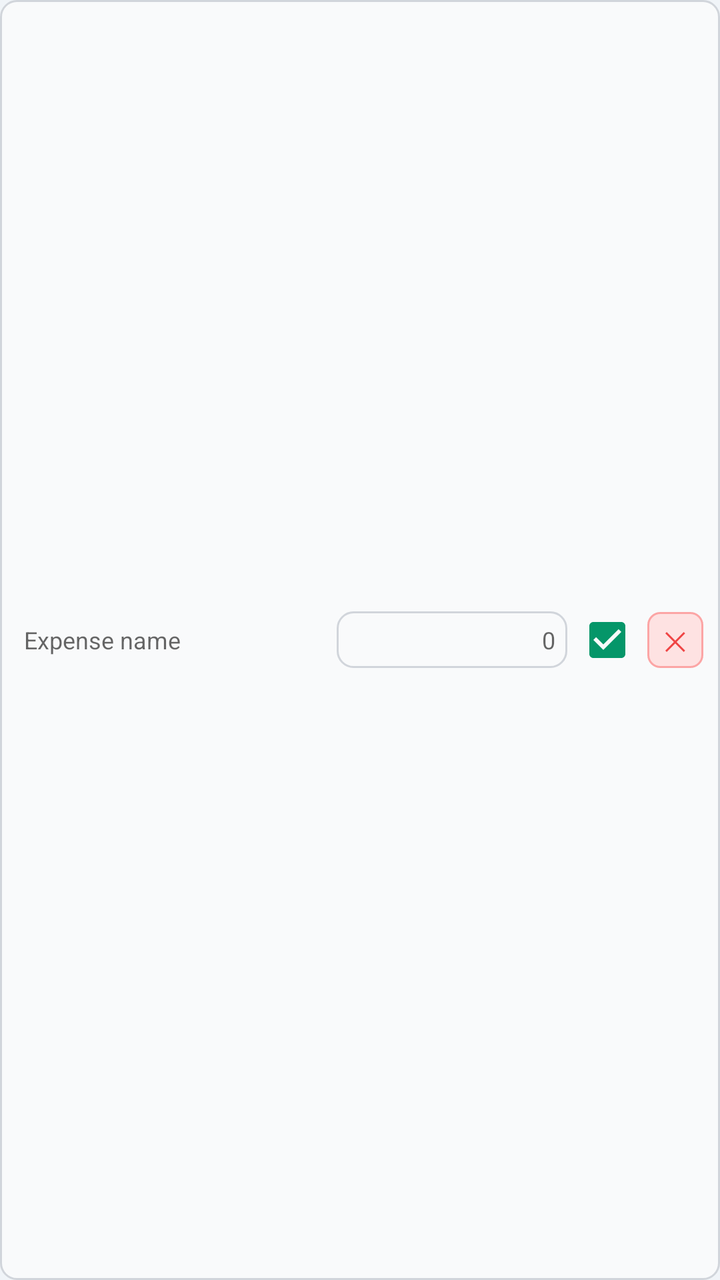
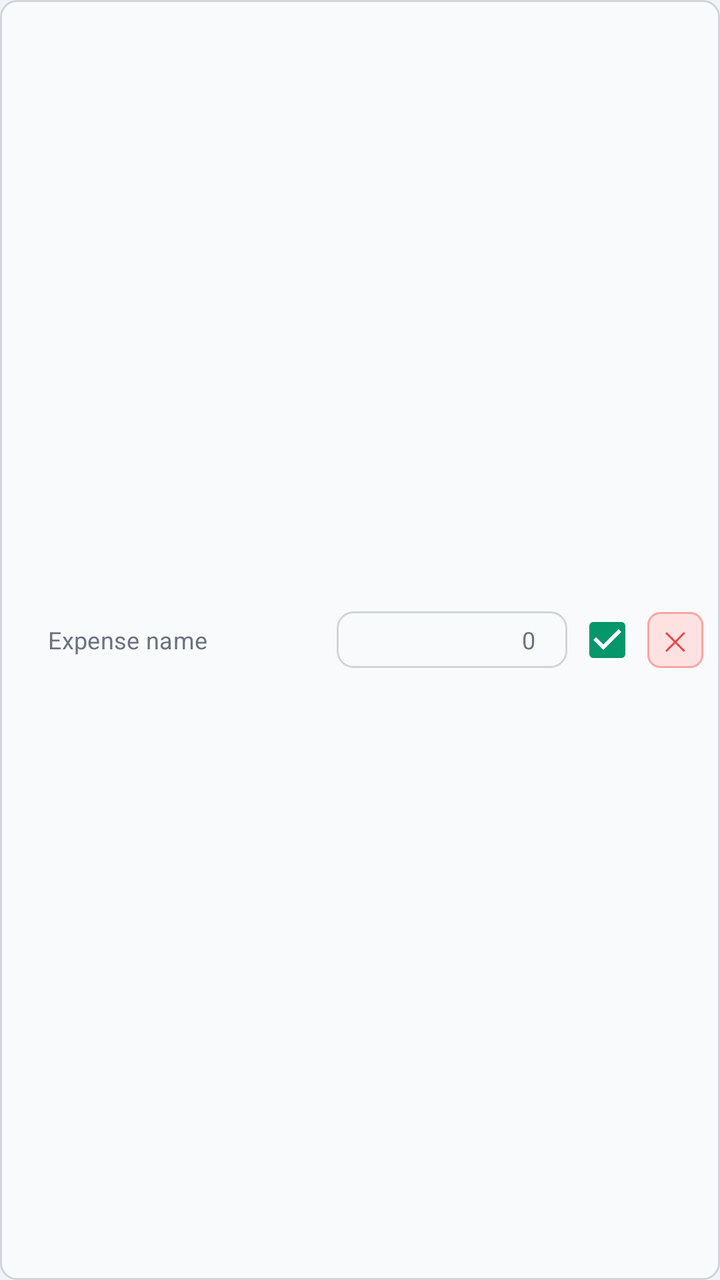

Screens rendered from an Android XML layout before and after an edit, with the pre-edit source and the edit as a unified diff.
<!-- AndroidManifest.xml: application theme Theme.RetirementPlanner -->
<!-- res/layout/expense_row_current.xml -->
<?xml version="1.0" encoding="utf-8"?>
<LinearLayout xmlns:android="http://schemas.android.com/apk/res/android"
    android:layout_width="match_parent"
    android:layout_height="wrap_content"
    android:orientation="horizontal"
    android:gravity="center_vertical"
    android:layout_marginBottom="6dp"
    android:background="@drawable/input_bg"
    android:padding="8dp">

    <EditText
        android:id="@+id/etExpenseName"
        android:saveEnabled="false"
        android:layout_width="0dp"
        android:layout_height="wrap_content"
        android:layout_weight="2.5"
        android:hint="Expense name"
        android:inputType="textCapSentences"
        android:background="@android:color/transparent"
        android:textSize="12sp"
        android:padding="4dp" />

    <EditText
        android:id="@+id/etExpenseAmount"
        android:saveEnabled="false"
        android:layout_width="0dp"
        android:layout_height="wrap_content"
        android:layout_weight="1.8"
        android:hint="0"
        android:inputType="numberDecimal"
        android:background="@drawable/input_bg"
        android:textSize="12sp"
        android:gravity="end"
        android:padding="6dp"
        android:layout_marginEnd="4dp" />

    <CheckBox
        android:id="@+id/cbAtRetirement"
        android:layout_width="32dp"
        android:layout_height="wrap_content"
        android:checked="true"
        android:gravity="center" />

    <TextView
        android:id="@+id/btnDeleteExpense"
        android:layout_width="28dp"
        android:layout_height="28dp"
        android:text="✕"
        android:textSize="13sp"
        android:textColor="#EF4444"
        android:gravity="center"
        android:background="@drawable/delete_btn_bg"
        android:layout_marginStart="4dp" />

</LinearLayout>
<!-- resources referenced by this layout -->
<resources>
  <!-- drawable delete_btn_bg (drawable) -->
  <?xml version="1.0" encoding="utf-8"?>
  <shape xmlns:android="http://schemas.android.com/apk/res/android"
      android:shape="rectangle">
      <solid android:color="#FEE2E2" />
      <stroke android:width="1dp" android:color="#FCA5A5" />
      <corners android:radius="6dp" />
  </shape>
  <!-- drawable input_bg (drawable) -->
  <?xml version="1.0" encoding="utf-8"?>
  <shape xmlns:android="http://schemas.android.com/apk/res/android" android:shape="rectangle">
      <solid android:color="@color/input_background" />
      <stroke android:width="1dp" android:color="@color/input_stroke" />
      <corners android:radius="8dp" />
  </shape>
  <style name="Theme.RetirementPlanner" parent="Theme.MaterialComponents.DayNight.NoActionBar">
          <item name="colorPrimary">#1E40AF</item>
          <item name="colorPrimaryVariant">#1E3A8A</item>
          <item name="colorOnPrimary">#FFFFFF</item>
          <item name="colorSecondary">#059669</item>
          <item name="colorOnSecondary">#FFFFFF</item>
          <item name="android:statusBarColor">#1E3A8A</item>
          <item name="android:windowBackground">@color/screen_background</item>
      </style>
  <color name="input_background">#F9FAFB</color>
  <color name="input_stroke">#D1D5DB</color>
  <color name="screen_background">#F0F4F8</color>
</resources>

<!-- the commit's change to res/layout/expense_row_current.xml (unified diff, before → after) -->
@@ -11,6 +11,8 @@
     <EditText
         android:id="@+id/etExpenseName"
         android:saveEnabled="false"
+        android:textColor="@color/text_primary"
+        android:textColorHint="@color/text_hint"
         android:layout_width="0dp"
         android:layout_height="wrap_content"
         android:layout_weight="2.5"
@@ -23,6 +25,8 @@
     <EditText
         android:id="@+id/etExpenseAmount"
         android:saveEnabled="false"
+        android:textColor="@color/text_primary"
+        android:textColorHint="@color/text_hint"
         android:layout_width="0dp"
         android:layout_height="wrap_content"
         android:layout_weight="1.8"
<!-- resource entries referenced after the edit -->
@@ -1,5 +1,7 @@
 <!-- resources referenced by this layout -->
 <resources>
+  <color name="text_hint">#6B7280</color>
+  <color name="text_primary">#111827</color>
   <!-- drawable delete_btn_bg (drawable) -->
   <?xml version="1.0" encoding="utf-8"?>
   <shape xmlns:android="http://schemas.android.com/apk/res/android"
@@ -22,10 +24,15 @@
           <item name="colorSecondary">#059669</item>
           <item name="colorOnSecondary">#FFFFFF</item>
           <item name="android:statusBarColor">#1E3A8A</item>
+          <item name="editTextStyle">@style/InputEditText</item>
           <item name="android:windowBackground">@color/screen_background</item>
       </style>
   <color name="input_background">#F9FAFB</color>
   <color name="input_stroke">#D1D5DB</color>
+  <style name="InputEditText" parent="Widget.MaterialComponents.TextInputEditText.OutlinedBox">
+          <item name="android:textColor">@color/text_primary</item>
+          <item name="android:textColorHint">@color/text_hint</item>
+      </style>
   <color name="screen_background">#F0F4F8</color>
 </resources>
 
